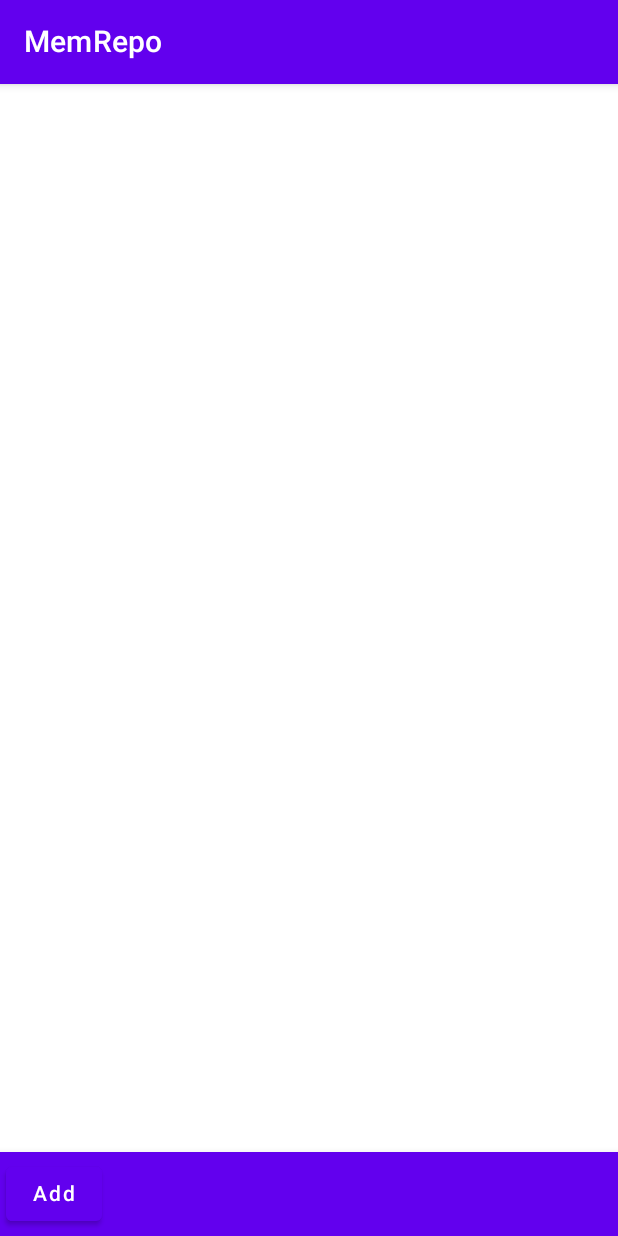
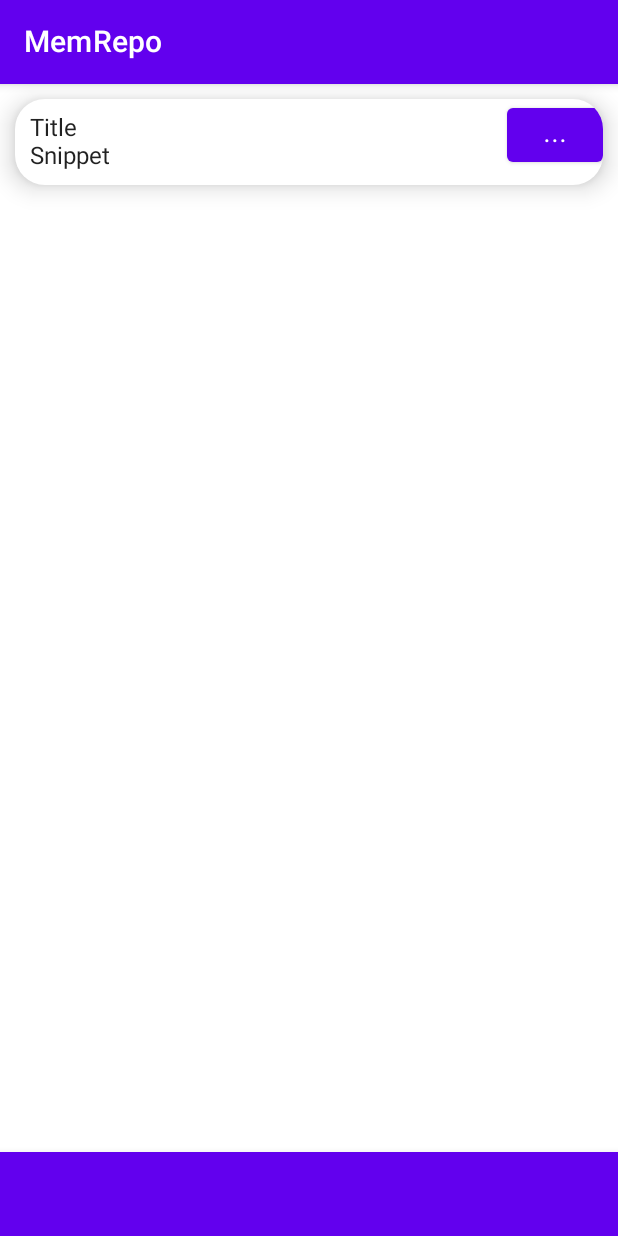
Before and after one commit to ajwhite00/Memrepo, an Android app built with Jetpack Compose: the screen it shows after launch (MainActivity), on a phone screen of 412 x 824 dp. Run offline under Robolectric (Android 15) with nearby library versions, the phone set to English and light mode, and no system bars.

```diff
--- a/app/src/main/java/com/memrepo/MainActivity.kt
+++ b/app/src/main/java/com/memrepo/MainActivity.kt
@@ -3,6 +3,7 @@ package com.memrepo
 import android.annotation.SuppressLint
 import android.app.AlertDialog
 import android.content.DialogInterface
+import android.content.pm.ModuleInfo
 import android.graphics.Outline
 import android.os.Bundle
 import android.widget.Toast
@@ -11,6 +12,7 @@ import androidx.activity.compose.setContent
 import androidx.compose.foundation.BorderStroke
 import androidx.compose.foundation.layout.*
 import androidx.compose.foundation.shape.CircleShape
+import androidx.compose.foundation.shape.RoundedCornerShape
 import androidx.compose.material.*
 import androidx.compose.material.icons.Icons
 import androidx.compose.material.icons.filled.Add
@@ -20,6 +22,7 @@ import androidx.compose.ui.Alignment
 import androidx.compose.ui.Modifier
 import androidx.compose.ui.graphics.Color
 import androidx.compose.ui.graphics.colorspace.WhitePoint
+import androidx.compose.ui.layout.AlignmentLine
 import androidx.compose.ui.platform.LocalContext
 import androidx.compose.ui.res.stringResource
 import androidx.compose.ui.tooling.preview.Preview
@@ -51,10 +54,9 @@ fun MemRepo() {
             title = {Text(
                 "MemRepo")},
         ) },
-        bottomBar = { BottomAppBar {
-            Button(onClick = {}){
-                Text("Add")
-            }
+
+        bottomBar = { BottomAppBar (){
+
         }},
         content = {
             MyContent()
@@ -63,16 +65,30 @@ fun MemRepo() {
 
 }
 @Composable
-fun MyContent(){
-    var title by rememberSaveable{ mutableStateOf("") }
+fun MyContent() {
+    var title by rememberSaveable { mutableStateOf("") }
     var snippet by rememberSaveable { mutableStateOf("") }
+    val paddingModifier = Modifier.padding(10.dp)
 
-    //TextField(value = title,
-         //     onValueChange = {title = it},
-          //    label = Text(text = "This will be the question to remember"))
+    Box(Modifier.fillMaxSize()) {
+        Card(
+            shape = RoundedCornerShape(20.dp),
+            elevation = 10.dp,
+            modifier = Modifier.padding(10.dp)
 
+        ) {
+            Column(paddingModifier) {
+                Text(text = "Title", Modifier.fillMaxWidth())
+                Text(text = "Snippet", Modifier.fillMaxWidth())
+            }
+            Button(modifier = Modifier.align(Alignment.TopEnd), onClick = {}){
 
-}
+                Text("...")
+
+            }
+            }
+        }
+    }
 @Preview(showBackground = false)
 @Composable
 fun DefaultPreview() {
```
